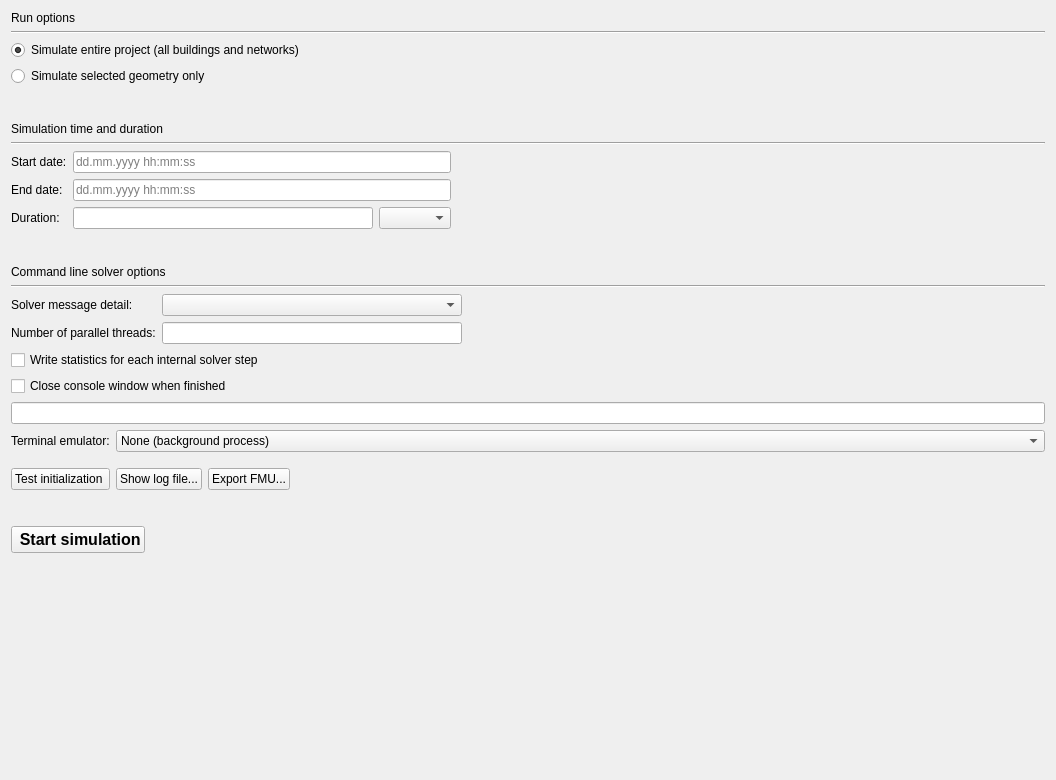
First picture: the form in SIM-VICUS/src/SVSimulationStartOptions.ui, repository ghorwin/SIM-VICUS, before the edit.
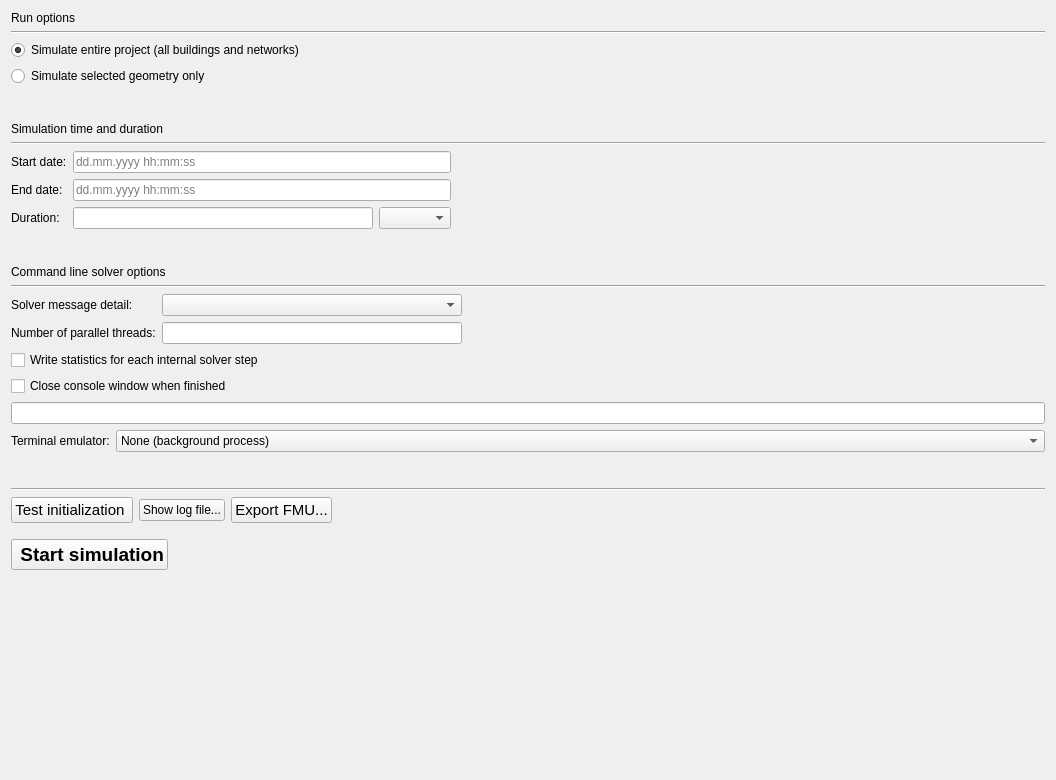
Second picture: the form after the edit. Icons and pictures are not drawn. Custom widgets are drawn as their Qt base class.

Commit message: Improved simulation start window

```diff
--- a/SIM-VICUS/src/SVSimulationStartOptions.ui
+++ b/SIM-VICUS/src/SVSimulationStartOptions.ui
@@ -333,18 +333,25 @@
      <property name="sizeHint" stdset="0">
       <size>
        <width>20</width>
-       <height>10</height>
+       <height>30</height>
       </size>
      </property>
     </spacer>
    </item>
+   <item>
+    <widget class="Line" name="line_3">
+     <property name="orientation">
+      <enum>Qt::Horizontal</enum>
+     </property>
+    </widget>
+   </item>
    <item>
     <layout class="QHBoxLayout" name="horizontalLayout">
      <item>
       <widget class="QPushButton" name="pushButtonTestInit">
        <property name="font">
         <font>
-         <pointsize>9</pointsize>
+         <pointsize>11</pointsize>
         </font>
        </property>
        <property name="text">
@@ -383,7 +390,7 @@
       <widget class="QPushButton" name="pushButtonExportFMU">
        <property name="font">
         <font>
-         <pointsize>9</pointsize>
+         <pointsize>11</pointsize>
         </font>
        </property>
        <property name="text">
@@ -433,7 +440,7 @@
      <property name="sizeHint" stdset="0">
       <size>
        <width>20</width>
-       <height>30</height>
+       <height>10</height>
       </size>
      </property>
     </spacer>
@@ -444,8 +451,9 @@
       <widget class="QPushButton" name="pushButtonRun">
        <property name="font">
         <font>
-         <pointsize>12</pointsize>
+         <pointsize>14</pointsize>
          <bold>true</bold>
+         <kerning>true</kerning>
         </font>
        </property>
        <property name="text">
@@ -467,6 +475,9 @@
        <property name="default">
         <bool>false</bool>
        </property>
+       <property name="flat">
+        <bool>false</bool>
+       </property>
       </widget>
      </item>
      <item>
```
The commit also changes 1 other file.
